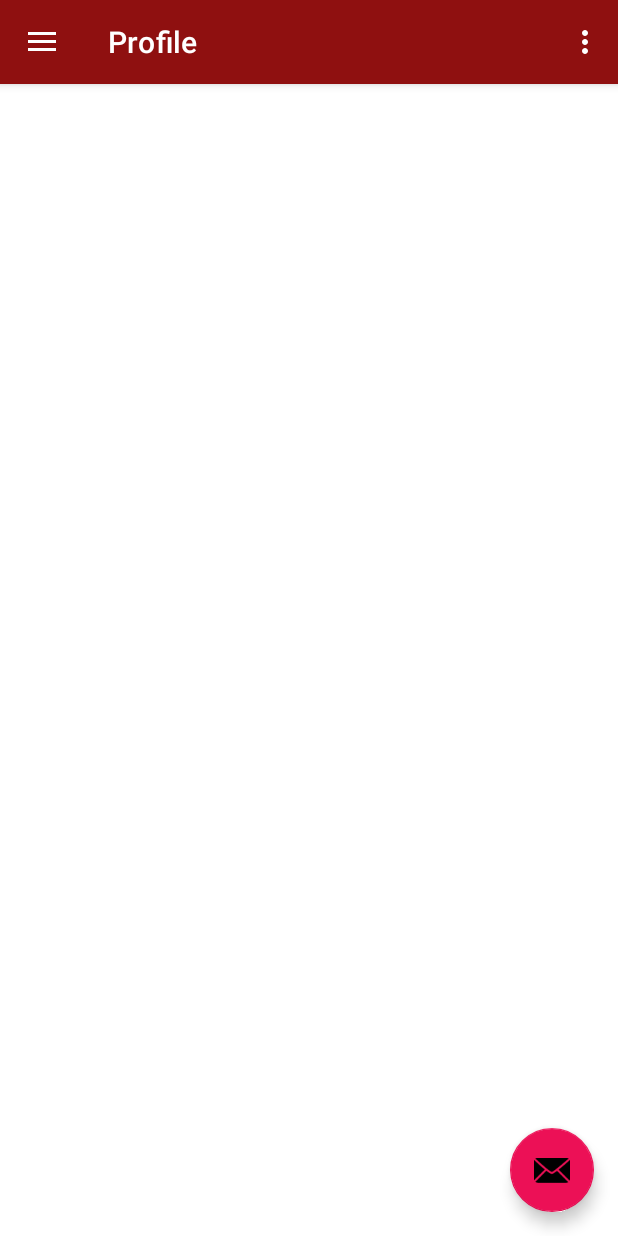
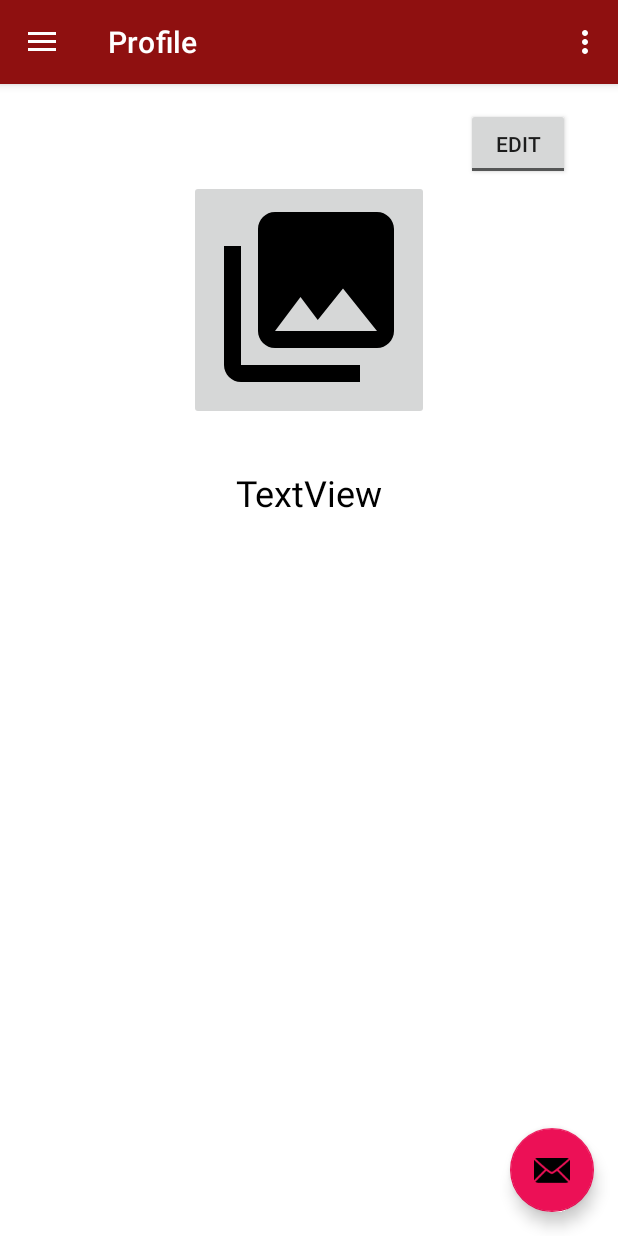
Before and after one commit to LizaSzabo/CarPool, an Android app: the ContentActivity screen opened directly, with no data from a screen before it, in the side drawer, after a tap on "Profile", on a phone screen of 412 x 824 dp. Run offline under Robolectric (Android 15) with nearby library versions, the phone set to English and light mode, and no system bars; our stand-ins replace Dagger/Hilt's generated code, navigation-ui; libraries missing offline, so code that uses them is left out: co.zsmb.rainbowcake.

Commit message:
Add content to profile fragment ui

```diff
--- a/app/src/main/java/hu/bme/aut/android/carpool/model/User.kt
+++ b/app/src/main/java/hu/bme/aut/android/carpool/model/User.kt
@@ -2,5 +2,5 @@ package hu.bme.aut.android.carpool.model
 
 data class User(
     val id: String,
-    val name: String
+    val name: String,
 )
--- a/app/src/main/res/layout/fragment_profile.xml
+++ b/app/src/main/res/layout/fragment_profile.xml
@@ -1,6 +1,54 @@
 <?xml version="1.0" encoding="utf-8"?>
 <androidx.constraintlayout.widget.ConstraintLayout xmlns:android="http://schemas.android.com/apk/res/android"
+    xmlns:app="http://schemas.android.com/apk/res-auto"
+    xmlns:tools="http://schemas.android.com/tools"
     android:layout_width="match_parent"
     android:layout_height="match_parent">
 
+    <ImageButton
+        android:id="@+id/profileImage"
+        android:layout_width="160dp"
+        android:layout_height="160dp"
+        android:layout_marginTop="64dp"
+        app:layout_constraintEnd_toEndOf="parent"
+        app:layout_constraintStart_toStartOf="parent"
+        app:layout_constraintTop_toTopOf="parent"
+        tools:srcCompat="@tools:sample/avatars"
+        android:scaleType="fitStart"
+        android:src="@drawable/ic_menu_gallery"/>
+
+    <EditText
+        android:id="@+id/userNameEditText"
+        android:layout_width="240dp"
+        android:layout_height="wrap_content"
+        android:layout_marginTop="32dp"
+        android:textSize="24sp"
+        android:inputType="text"
+        android:visibility="invisible"
+        app:layout_constraintEnd_toEndOf="parent"
+        app:layout_constraintStart_toStartOf="parent"
+        app:layout_constraintTop_toBottomOf="@+id/profileImage" />
+
+    <TextView
+        android:id="@+id/userNameText"
+        android:layout_width="wrap_content"
+        android:layout_height="wrap_content"
+        android:layout_marginTop="32dp"
+        android:text="TextView"
+        android:textSize="24sp"
+        android:textColor="@color/black"
+        app:layout_constraintEnd_toEndOf="parent"
+        app:layout_constraintStart_toStartOf="parent"
+        app:layout_constraintTop_toBottomOf="@+id/profileImage" />
+
+    <ToggleButton
+        android:id="@+id/editProfileButton"
+        android:layout_width="69dp"
+        android:layout_height="48dp"
+        android:layout_marginTop="16dp"
+        android:layout_marginEnd="32dp"
+        android:textOff="@string/edit_button_text"
+        android:textOn="@string/save_button_text"
+        app:layout_constraintEnd_toEndOf="parent"
+        app:layout_constraintTop_toTopOf="parent" />
 </androidx.constraintlayout.widget.ConstraintLayout>
--- a/app/src/main/res/values/strings.xml
+++ b/app/src/main/res/values/strings.xml
@@ -24,4 +24,6 @@
     <string name="time_of_departure_label_text">Time of departure:</string>
     <string name="taken_seats_available_seats">Taken seats/available seats:</string>
     <string name="carpool_application_text">CarPool Application</string>
+    <string name="edit_button_text">Edit</string>
+    <string name="save_button_text">Save</string>
 </resources>
```
Also changed, not shown: app/src/main/java/hu/bme/aut/android/carpool/ui/appcontent/profile/ProfileFragment.kt (+25 -1 lines), app/src/main/java/hu/bme/aut/android/carpool/ui/appcontent/profile/ProfileViewModel.kt (+10 -1 lines).
